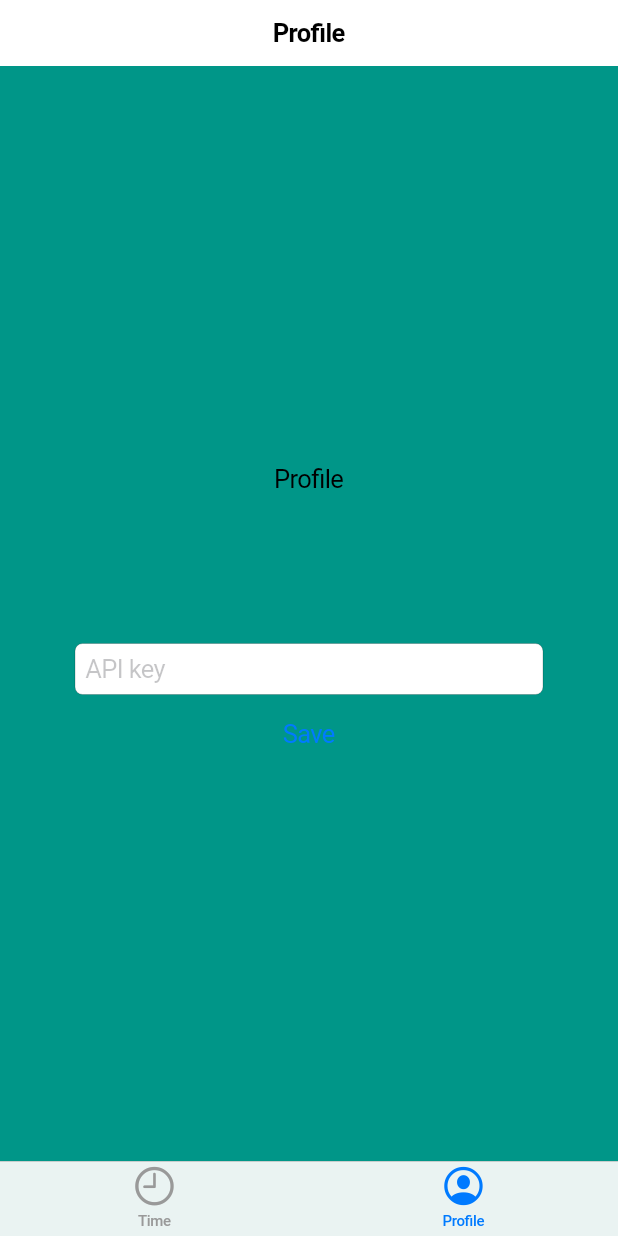
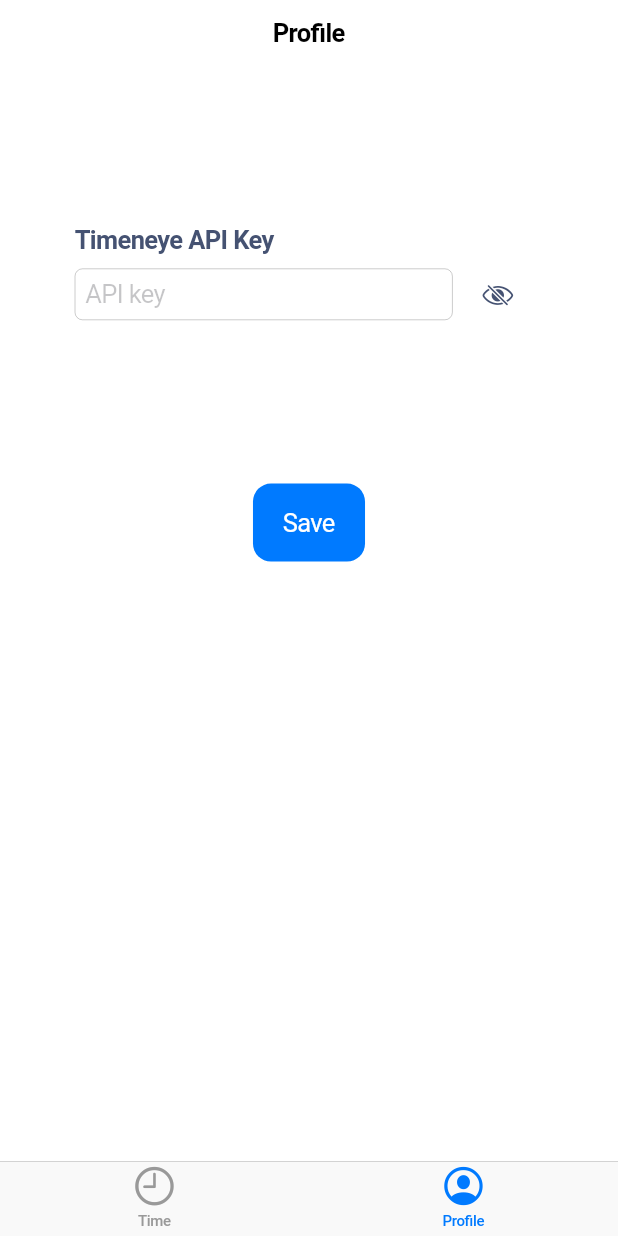
Before and after one commit to LymarV/It-s-About-Time, a Flutter app: the screen it shows after launch, item 2 of the bottom bar chosen, on a phone screen of 412 x 824 dp. Run offline on Flutter 3.47's test engine with Material 2 defaults, Android fonts, the phone set to English and light mode, and no system bars; our stand-ins replace shared_preferences; generated files the repository leaves out were written again.

Commit message:
Implement Timeneye API key field visibility toggle on the profile page

```diff
--- a/lib/userProfilePage.dart
+++ b/lib/userProfilePage.dart
@@ -1,7 +1,7 @@
 import 'package:flutter/material.dart';
 
 import 'package:flutter/cupertino.dart';
-import 'package:its_about_time/timeneyeService.dart';
+import 'package:its_about_time/Timeneye/timeneyeService.dart';
 
 class UserProfilePage extends StatefulWidget {
   @override
@@ -13,6 +13,10 @@ class UserProfilePage extends StatefulWidget {
 class _UserProfilePageState extends State<UserProfilePage> {
   final TimeneyeService timeneyeService = TimeneyeService.getInstance();
   final apiKeyTextController = TextEditingController();
+
+  bool timeneyeApiKeyFieldVisible = false;
+
+  IconData timeneyeKeyVisibilityIcon = CupertinoIcons.eye_slash;
 
   @override
   Widget build(BuildContext context) {
@@ -27,17 +31,43 @@ class _UserProfilePageState extends State<UserProfilePage> {
           child: Container(
               padding: EdgeInsets.all(50),
               alignment: Alignment.center,
-              color: Colors.teal,
               child: Column(
-                mainAxisAlignment: MainAxisAlignment.center,
+                mainAxisAlignment: MainAxisAlignment.start,
                 children: <Widget>[
-                  Text('Profile'),
                   SizedBox(height: 100),
-                  CupertinoTextField(
-                    controller: apiKeyTextController,
-                    placeholder: 'API key',
+                  Row(
+                    children: [
+                      Text(
+                        'Timeneye API Key',
+                        style: TextStyle(
+                          color: Color(0xff455272),
+                          fontWeight: FontWeight.bold,
+                        ),
+                      ),
+                    ],
                   ),
-                  CupertinoButton(child: Text('Save'), onPressed: _saveApiKey),
+                  Row(
+                    children: [
+                      Flexible(
+                        child: CupertinoTextField(
+                          obscureText: !timeneyeApiKeyFieldVisible,
+                          controller: apiKeyTextController,
+                          placeholder: 'API key',
+                        ),
+                      ),
+                      CupertinoButton(
+                          child: Icon(
+                            timeneyeKeyVisibilityIcon,
+                            color: Color(0xff455272),
+                          ),
+                          onPressed: _toggleTimeneyeKeyVisibility),
+                    ],
+                  ),
+                  SizedBox(height: 100),
+                  CupertinoButton.filled(
+                    child: Text('Save'),
+                    onPressed: _saveApiKey,
+                  ),
                 ],
               )),
         );
@@ -46,7 +76,7 @@ class _UserProfilePageState extends State<UserProfilePage> {
   }
 
   void _saveApiKey() {
-    timeneyeService.SetApiKey(apiKeyTextController.text);
+    timeneyeService.setApiKey(apiKeyTextController.text);
   }
 
   void _loadApiKey() async {
@@ -54,4 +84,14 @@ class _UserProfilePageState extends State<UserProfilePage> {
 
     apiKeyTextController.text = apiKey;
   }
+
+  void _toggleTimeneyeKeyVisibility() {
+    setState(() {
+      timeneyeApiKeyFieldVisible = !timeneyeApiKeyFieldVisible;
+
+      timeneyeKeyVisibilityIcon = timeneyeApiKeyFieldVisible
+          ? CupertinoIcons.eye
+          : CupertinoIcons.eye_slash;
+    });
+  }
 }
```
